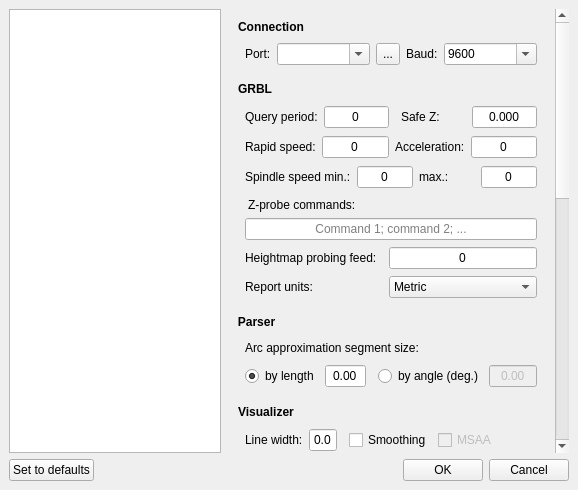
Above: src/frmsettings.ui from Denvi/Candle before the change. Below: the same form after it.
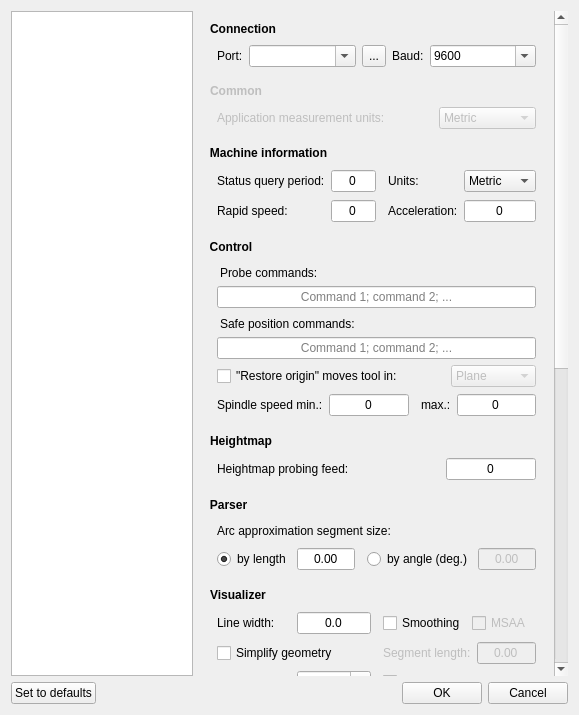
That is the form after the change. Icons and pictures are not drawn. Custom widgets are drawn as their Qt base class.

The edit to the form file:
```diff
--- a/src/frmsettings.ui
+++ b/src/frmsettings.ui
@@ -6,8 +6,8 @@
    <rect>
     <x>0</x>
     <y>0</y>
-    <width>578</width>
-    <height>490</height>
+    <width>579</width>
+    <height>715</height>
    </rect>
   </property>
   <property name="windowTitle">
@@ -32,19 +32,7 @@
   <property name="modal">
    <bool>true</bool>
   </property>
-  <layout class="QVBoxLayout" name="verticalLayout_6">
-   <property name="leftMargin">
-    <number>9</number>
-   </property>
-   <property name="topMargin">
-    <number>9</number>
-   </property>
-   <property name="rightMargin">
-    <number>9</number>
-   </property>
-   <property name="bottomMargin">
-    <number>9</number>
-   </property>
+  <layout class="QVBoxLayout" name="verticalLayout_17">
    <item>
     <layout class="QHBoxLayout" name="horizontalLayout_2">
      <item>
@@ -84,8 +72,8 @@
          <rect>
           <x>0</x>
           <y>0</y>
-          <width>347</width>
-          <height>1013</height>
+          <width>353</width>
+          <height>1193</height>
          </rect>
         </property>
         <layout class="QVBoxLayout" name="verticalLayout_4">
@@ -183,25 +171,74 @@
            </layout>
           </widget>
          </item>
+         <item>
+          <widget class="QGroupBox" name="groupBox_3">
+           <property name="enabled">
+            <bool>false</bool>
+           </property>
+           <property name="title">
+            <string>Common</string>
+           </property>
+           <layout class="QVBoxLayout" name="verticalLayout_10">
+            <item>
+             <layout class="QHBoxLayout" name="horizontalLayout_6" stretch="0,1,2">
+              <item>
+               <widget class="QLabel" name="label_34">
+                <property name="text">
+                 <string>Application measurement units:</string>
+                </property>
+               </widget>
+              </item>
+              <item>
+               <spacer name="horizontalSpacer_7">
+                <property name="orientation">
+                 <enum>Qt::Horizontal</enum>
+                </property>
+                <property name="sizeHint" stdset="0">
+                 <size>
+                  <width>6</width>
+                  <height>20</height>
+                 </size>
+                </property>
+               </spacer>
+              </item>
+              <item>
+               <widget class="QComboBox" name="cboUnitsCommon">
+                <property name="sizePolicy">
+                 <sizepolicy hsizetype="Expanding" vsizetype="Fixed">
+                  <horstretch>0</horstretch>
+                  <verstretch>0</verstretch>
+                 </sizepolicy>
+                </property>
+                <item>
+                 <property name="text">
+                  <string>Metric</string>
+                 </property>
+                </item>
+                <item>
+                 <property name="text">
+                  <string>Imperial</string>
+                 </property>
+                </item>
+               </widget>
+              </item>
+             </layout>
+            </item>
+           </layout>
+          </widget>
+         </item>
          <item>
           <widget class="GroupBox" name="grpGRBL">
            <property name="title">
-            <string>GRBL</string>
+            <string>Machine information</string>
            </property>
            <layout class="QVBoxLayout" name="verticalLayout_5">
             <item>
-             <layout class="QGridLayout" name="gridLayout_2">
+             <layout class="QGridLayout" name="gridLayout_2" columnstretch="0,1,0,0,1">
               <item row="0" column="0">
                <widget class="QLabel" name="label_11">
                 <property name="text">
-                 <string>Query period:</string>
-                </property>
-               </widget>
-              </item>
-              <item row="0" column="3">
-               <widget class="QLabel" name="label_9">
-                <property name="text">
-                 <string>Safe Z:</string>
+                 <string>Status query period:</string>
                 </property>
                </widget>
               </item>
@@ -224,22 +261,23 @@
                </widget>
               </item>
               <item row="0" column="4">
-               <widget class="QDoubleSpinBox" name="txtSafeZ">
-                <property name="alignment">
-                 <set>Qt::AlignCenter</set>
+               <widget class="QComboBox" name="cboUnits">
+                <property name="sizePolicy">
+                 <sizepolicy hsizetype="Expanding" vsizetype="Fixed">
+                  <horstretch>0</horstretch>
+                  <verstretch>0</verstretch>
+                 </sizepolicy>
                 </property>
-                <property name="buttonSymbols">
-                 <enum>QAbstractSpinBox::NoButtons</enum>
-                </property>
-                <property name="decimals">
-                 <number>3</number>
-                </property>
-                <property name="minimum">
-                 <double>-999.000000000000000</double>
-                </property>
-                <property name="maximum">
-                 <double>999.000000000000000</double>
-                </property>
+                <item>
+                 <property name="text">
+                  <string>Metric</string>
+                 </property>
+                </item>
+                <item>
+                 <property name="text">
+                  <string>Imperial</string>
+                 </property>
+                </item>
                </widget>
               </item>
               <item row="0" column="2">
@@ -258,18 +296,21 @@
                 </property>
                </spacer>
               </item>
-             </layout>
-            </item>
-            <item>
-             <layout class="QHBoxLayout" name="horizontalLayout_4" stretch="0,0,0,0">
-              <item>
+              <item row="0" column="3">
+               <widget class="QLabel" name="label_15">
+                <property name="text">
+                 <string>Units:</string>
+                </property>
+               </widget>
+              </item>
+              <item row="1" column="0">
                <widget class="QLabel" name="label_10">
                 <property name="text">
                  <string>Rapid speed:</string>
                 </property>
                </widget>
               </item>
-              <item>
+              <item row="1" column="1">
                <widget class="QSpinBox" name="txtRapidSpeed">
                 <property name="font">
                  <font>
@@ -287,14 +328,14 @@
                 </property>
                </widget>
               </item>
-              <item>
+              <item row="1" column="3">
                <widget class="QLabel" name="label_14">
                 <property name="text">
                  <string>Acceleration:</string>
                 </property>
                </widget>
               </item>
-              <item>
+              <item row="1" column="4">
                <widget class="QSpinBox" name="txtAcceleration">
                 <property name="font">
                  <font>
@@ -314,16 +355,111 @@
               </item>
              </layout>
             </item>
+           </layout>
+          </widget>
+         </item>
+         <item>
+          <widget class="GroupBox" name="groupBox_2">
+           <property name="title">
+            <string>Control</string>
+           </property>
+           <layout class="QVBoxLayout" name="verticalLayout_9">
             <item>
-             <layout class="QHBoxLayout" name="horizontalLayout_9">
-              <item>
-               <widget class="QLabel" name="label_12">
-                <property name="text">
-                 <string>Spindle speed min.:</string>
+             <widget class="QLabel" name="label_17">
+              <property name="styleSheet">
+               <string notr="true">padding-left: -4;
+padding-top: 3;</string>
+              </property>
+              <property name="text">
+               <string>Probe commands:</string>
+              </property>
+             </widget>
+            </item>
+            <item>
+             <widget class="QLineEdit" name="txtTouchCommand">
+              <property name="alignment">
+               <set>Qt::AlignCenter</set>
+              </property>
+              <property name="placeholderText">
+               <string>Command 1; command 2; ...</string>
+              </property>
+             </widget>
+            </item>
+            <item>
+             <widget class="QLabel" name="label_33">
+              <property name="styleSheet">
+               <string notr="true">padding-left: -4;
+padding-top: 3;</string>
+              </property>
+              <property name="text">
+               <string>Safe position commands:</string>
+              </property>
+             </widget>
+            </item>
+            <item>
+             <widget class="QLineEdit" name="txtSafeCommand">
+              <property name="alignment">
+               <set>Qt::AlignCenter</set>
+              </property>
+              <property name="placeholderText">
+               <string>Command 1; command 2; ...</string>
+              </property>
+             </widget>
+            </item>
+            <item>
+             <layout class="QGridLayout" name="gridLayout_4" columnstretch="0,1,2">
+              <item row="3" column="0">
+               <layout class="QHBoxLayout" name="horizontalLayout_8">
+                <item>
+                 <widget class="QCheckBox" name="chkMoveOnRestore">
+                  <property name="sizePolicy">
+                   <sizepolicy hsizetype="Maximum" vsizetype="Fixed">
+                    <horstretch>0</horstretch>
+                    <verstretch>0</verstretch>
+                   </sizepolicy>
+                  </property>
+                  <property name="text">
+                   <string>&quot;Restore origin&quot; moves tool in:</string>
+                  </property>
+                 </widget>
+                </item>
+               </layout>
+              </item>
+              <item row="3" column="2">
+               <widget class="QComboBox" name="cboRestoreMode">
+                <property name="enabled">
+                 <bool>false</bool>
                 </property>
+                <item>
+                 <property name="text">
+                  <string>Plane</string>
+                 </property>
+                </item>
+                <item>
+                 <property name="text">
+                  <string>Space</string>
+                 </property>
+                </item>
                </widget>
               </item>
-              <item>
+              <item row="3" column="1">
+               <spacer name="horizontalSpacer_16">
+                <property name="orientation">
+                 <enum>Qt::Horizontal</enum>
+                </property>
+                <property name="sizeHint" stdset="0">
+                 <size>
+                  <width>40</width>
+                  <height>20</height>
+                 </size>
+                </property>
+               </spacer>
+              </item>
+             </layout>
+            </item>
+            <item>
+             <layout class="QGridLayout" name="gridLayout_8" columnstretch="0,1,0,0,1">
+              <item row="0" column="1">
                <widget class="QSpinBox" name="txtSpindleSpeedMin">
                 <property name="font">
                  <font>
@@ -341,14 +477,21 @@
                 </property>
                </widget>
               </item>
-              <item>
+              <item row="0" column="3">
                <widget class="QLabel" name="label_13">
                 <property name="text">
                  <string>max.:</string>
                 </property>
                </widget>
               </item>
-              <item>
+              <item row="0" column="0">
+               <widget class="QLabel" name="label_12">
+                <property name="text">
+                 <string>Spindle speed min.:</string>
+                </property>
+               </widget>
+              </item>
+              <item row="0" column="4">
                <widget class="QSpinBox" name="txtSpindleSpeedMax">
                 <property name="font">
                  <font>
@@ -366,42 +509,56 @@
                 </property>
                </widget>
               </item>
+              <item row="0" column="2">
+               <spacer name="horizontalSpacer_9">
+                <property name="orientation">
+                 <enum>Qt::Horizontal</enum>
+                </property>
+                <property name="sizeType">
+                 <enum>QSizePolicy::Fixed</enum>
+                </property>
+                <property name="sizeHint" stdset="0">
+                 <size>
+                  <width>6</width>
+                  <height>20</height>
+                 </size>
+                </property>
+               </spacer>
+              </item>
              </layout>
             </item>
+           </layout>
+          </widget>
+         </item>
+         <item>
+          <widget class="GroupBox" name="groupBox_4">
+           <property name="title">
+            <string>Heightmap</string>
+           </property>
+           <layout class="QVBoxLayout" name="verticalLayout_11">
             <item>
-             <widget class="QLabel" name="label_17">
-              <property name="styleSheet">
-               <string notr="true">padding-left: -4;
-padding-top: 3;</string>
-              </property>
-              <property name="text">
-               <string>Z-probe commands:</string>
-              </property>
-             </widget>
-            </item>
-            <item>
-             <widget class="QLineEdit" name="txtTouchCommand">
-              <property name="alignment">
-               <set>Qt::AlignCenter</set>
-              </property>
-              <property name="placeholderText">
-               <string>Command 1; command 2; ...</string>
-              </property>
-             </widget>
-            </item>
-            <item>
-             <layout class="QGridLayout" name="gridLayout_4">
-              <property name="horizontalSpacing">
-               <number>12</number>
-              </property>
-              <item row="0" column="0">
-               <widget class="QLabel" name="label_18">
+             <layout class="QGridLayout" name="gridLayout_9" columnstretch="0,1,1">
+              <item row="3" column="0">
+               <widget class="QLabel" name="label_38">
                 <property name="text">
                  <string>Heightmap probing feed:</string>
                 </property>
                </widget>
               </item>
-              <item row="0" column="1">
+              <item row="3" column="1">
+               <spacer name="horizontalSpacer_8">
+                <property name="orientation">
+                 <enum>Qt::Horizontal</enum>
+                </property>
+                <property name="sizeHint" stdset="0">
+                 <size>
+                  <width>40</width>
+                  <height>20</height>
+                 </size>
+                </property>
+               </spacer>
+              </item>
+              <item row="3" column="2">
                <widget class="QSpinBox" name="txtHeightMapProbingFeed">
                 <property name="font">
                  <font>
@@ -419,33 +576,6 @@
                 </property>
                </widget>
               </item>
-              <item row="1" column="0">
-               <widget class="QLabel" name="label_15">
-                <property name="text">
-                 <string>Report units:</string>
-                </property>
-               </widget>
-              </item>
-              <item row="1" column="1">
-               <widget class="QComboBox" name="cboUnits">
-                <property name="sizePolicy">
-                 <sizepolicy hsizetype="Expanding" vsizetype="Fixed">
-                  <horstretch>0</horstretch>
-                  <verstretch>0</verstretch>
-                 </sizepolicy>
-                </property>
-                <item>
-                 <property name="text">
-                  <string>Metric</string>
-                 </property>
-                </item>
-                <item>
-                 <property name="text">
-                  <string>Imperial</string>
-                 </property>
-                </item>
-               </widget>
-              </item>
              </layout>
             </item>
            </layout>
@@ -482,8 +612,8 @@
              </layout>
             </item>
             <item>
-             <layout class="QHBoxLayout" name="horizontalLayout_8">
-              <item>
+             <layout class="QGridLayout" name="gridLayout_7">
+              <item row="0" column="0">
                <widget class="QRadioButton" name="radArcLengthMode">
                 <property name="text">
                  <string>by length</string>
@@ -493,26 +623,7 @@
                 </property>
                </widget>
               </item>
-              <item>
-               <widget class="QDoubleSpinBox" name="txtArcLength">
-                <property name="enabled">
-                 <bool>true</bool>
-                </property>
-                <property name="alignment">
-                 <set>Qt::AlignCenter</set>
-                </property>
-                <property name="buttonSymbols">
-                 <enum>QAbstractSpinBox::NoButtons</enum>
-                </property>
-                <property name="decimals">
-                 <number>2</number>
-                </property>
-                <property name="maximum">
-                 <double>99.000000000000000</double>
-                </property>
-               </widget>
-              </item>
-              <item>
+              <item row="0" column="2">
                <spacer name="horizontalSpacer_15">
                 <property name="orientation">
                  <enum>Qt::Horizontal</enum>
@@ -528,14 +639,33 @@
                 </property>
                </spacer>
               </item>
-              <item>
+              <item row="0" column="1">
+               <widget class="QDoubleSpinBox" name="txtArcLength">
+                <property name="enabled">
+                 <bool>true</bool>
+                </property>
+                <property name="alignment">
+                 <set>Qt::AlignCenter</set>
+                </property>
+                <property name="buttonSymbols">
+                 <enum>QAbstractSpinBox::NoButtons</enum>
+                </property>
+                <property name="decimals">
+                 <number>2</number>
+                </property>
+                <property name="maximum">
+                 <double>99.000000000000000</double>
+                </property>
+               </widget>
+              </item>
+              <item row="0" column="3">
                <widget class="QRadioButton" name="radArcDegreeMode">
                 <property name="text">
                  <string>by angle (deg.)</string>
                 </property>
                </widget>
               </item>
-              <item>
+              <item row="0" column="4">
                <widget class="QDoubleSpinBox" name="txtArcDegree">
                 <property name="enabled">
                  <bool>false</bool>
@@ -554,19 +684,6 @@
                 </property>
                </widget>
               </item>
-              <item>
-               <spacer name="horizontalSpacer_11">
-                <property name="orientation">
-                 <enum>Qt::Horizontal</enum>
-                </property>
-                <property name="sizeHint" stdset="0">
-                 <size>
-                  <width>0</width>
-                  <height>20</height>
-                 </size>
-                </property>
-               </spacer>
-              </item>
              </layout>
             </item>
            </layout>
@@ -579,225 +696,149 @@
            </property>
            <layout class="QVBoxLayout" name="verticalLayout_2">
             <item>
-             <layout class="QHBoxLayout" name="horizontalLayout_5">
-              <item>
-               <widget class="QLabel" name="label_5">
-                <property name="text">
-                 <string>Line width:</string>
-                </property>
-               </widget>
-              </item>
-              <item>
-               <widget class="QDoubleSpinBox" name="txtLineWidth">
-                <property name="alignment">
-                 <set>Qt::AlignCenter</set>
-                </property>
-                <property name="buttonSymbols">
-                 <enum>QAbstractSpinBox::NoButtons</enum>
-                </property>
-                <property name="decimals">
-                 <number>1</number>
-                </property>
-                <property name="maximum">
-                 <double>9.000000000000000</double>
-                </property>
-               </widget>
-              </item>
-              <item>
-               <spacer name="horizontalSpacer_7">
-                <property name="orientation">
-                 <enum>Qt::Horizontal</enum>
-                </property>
-                <property name="sizeType">
-                 <enum>QSizePolicy::Fixed</enum>
-                </property>
-                <property name="sizeHint" stdset="0">
-                 <size>
-                  <width>6</width>
-                  <height>20</height>
-                 </size>
-                </property>
-               </spacer>
-              </item>
-              <item>
-               <widget class="QCheckBox" name="chkAntialiasing">
-                <property name="text">
-                 <string>Smoothing</string>
-                </property>
-               </widget>
-              </item>
-              <item>
-               <widget class="QCheckBox" name="radMSAA">
-                <property name="enabled">
-                 <bool>false</bool>
-                </property>
-                <property name="text">
-                 <string>MSAA</string>
-                </property>
-               </widget>
-              </item>
-              <item>
-               <spacer name="horizontalSpacer_12">
-                <property name="orientation">
-                 <enum>Qt::Horizontal</enum>
-                </property>
-                <property name="sizeHint" stdset="0">
-                 <size>
-                  <width>0</width>
-                  <height>20</height>
-                 </size>
-                </property>
-               </spacer>
-              </item>
-             </layout>
-            </item>
-            <item>
-             <layout class="QHBoxLayout" name="horizontalLayout_6">
-              <item>
+             <layout class="QGridLayout" name="gridLayout_5">
+              <item row="1" column="0">
                <widget class="QCheckBox" name="chkSimplify">
                 <property name="text">
                  <string>Simplify geometry</string>
                 </property>
                </widget>
               </item>
-              <item>
-               <spacer name="horizontalSpacer_5">
-                <property name="orientation">
-                 <enum>Qt::Horizontal</enum>
-                </property>
-                <property name="sizeType">
-                 <enum>QSizePolicy::Fixed</enum>
-                </property>
-                <property name="sizeHint" stdset="0">
-                 <size>
-                  <width>6</width>
-                  <height>20</height>
-                 </size>
-                </property>
-               </spacer>
+              <item row="0" column="0">
+               <layout class="QHBoxLayout" name="horizontalLayout_4">
+                <item>
+                 <widget class="QLabel" name="label_5">
+                  <property name="text">
+                   <string>Line width:</string>
+                  </property>
+                 </widget>
+                </item>
+                <item>
+                 <widget class="QDoubleSpinBox" name="txtLineWidth">
+                  <property name="alignment">
+                   <set>Qt::AlignCenter</set>
+                  </property>
+                  <property name="buttonSymbols">
+                   <enum>QAbstractSpinBox::NoButtons</enum>
+                  </property>
+                  <property name="decimals">
+                   <number>1</number>
+                  </property>
+                  <property name="maximum">
+                   <double>9.000000000000000</double>
+                  </property>
+                 </widget>
+                </item>
+               </layout>
               </item>
-              <item>
-               <widget class="QLabel" name="label_8">
-                <property name="enabled">
-                 <bool>false</bool>
-                </property>
-                <property name="text">
-                 <string>Segment length:</string>
-                </property>
-               </widget>
+              <item row="2" column="0">
+               <layout class="QHBoxLayout" name="horizontalLayout_7">
+                <item>
+                 <widget class="QLabel" name="label_7">
+                  <property name="text">
+                   <string>FPS lock:</string>
+                  </property>
+                 </widget>
+                </item>
+                <item>
+                 <widget class="QComboBox" name="cboFps">
+                  <property name="inputMethodHints">
+                   <set>Qt::ImhDigitsOnly|Qt::ImhFormattedNumbersOnly</set>
+                  </property>
+                  <property name="editable">
+                   <bool>true</bool>
+                  </property>
+                  <item>
+                   <property name="text">
+                    <string>30</string>
+                   </property>
+                  </item>
+                  <item>
+                   <property name="text">
+                    <string>60</string>
+                   </property>
+                  </item>
+                  <item>
+                   <property name="text">
+                    <string>120</string>
+                   </property>
+                  </item>
+                 </widget>
+                </item>
+               </layout>
               </item>
-              <item>
-               <widget class="QDoubleSpinBox" name="txtSimplifyPrecision">
-                <property name="enabled">
-                 <bool>false</bool>
-                </property>
-                <property name="alignment">
-                 <set>Qt::AlignCenter</set>
-                </property>
-                <property name="buttonSymbols">
-                 <enum>QAbstractSpinBox::NoButtons</enum>
-                </property>
-                <property name="decimals">
-                 <number>2</number>
-                </property>
-                <property name="maximum">
-                 <double>99.000000000000000</double>
-                </property>
-               </widget>
-              </item>
-              <item>
-               <spacer name="horizontalSpacer_13">
-                <property name="orientation">
-                 <enum>Qt::Horizontal</enum>
-                </property>
-                <property name="sizeHint" stdset="0">
-                 <size>
-                  <width>0</width>
-                  <height>20</height>
-                 </size>
-                </property>
-               </spacer>
-              </item>
-              <item>
-               <spacer name="horizontalSpacer_9">
-                <property name="orientation">
-                 <enum>Qt::Horizontal</enum>
-                </property>
-                <property name="sizeHint" stdset="0">
-                 <size>
-                  <width>0</width>
-                  <height>20</height>
-                 </size>
-                </property>
-               </spacer>
-              </item>
-             </layout>
-            </item>
-            <item>
-             <layout class="QHBoxLayout" name="horizontalLayout_7">
-              <item>
-               <widget class="QLabel" name="label_7">
-                <property name="text">
-                 <string>FPS lock:</string>
-                </property>
-               </widget>
-              </item>
-              <item>
-               <widget class="QComboBox" name="cboFps">
-                <property name="inputMethodHints">
-                 <set>Qt::ImhDigitsOnly|Qt::ImhFormattedNumbersOnly</set>
-                </property>
-                <property name="editable">
-                 <bool>true</bool>
-                </property>
+              <item row="0" column="3">
+               <layout class="QHBoxLayout" name="horizontalLayout_5">
                 <item>
-                 <property name="text">
-                  <string>30</string>
-                 </property>
+                 <widget class="QCheckBox" name="chkAntialiasing">
+                  <property name="text">
+                   <string>Smoothing</string>
+                  </property>
+                 </widget>
                 </item>
                 <item>
-                 <property name="text">
-                  <string>60</string>
-                 </property>
+                 <widget class="QCheckBox" name="radMSAA">
+                  <property name="enabled">
+                   <bool>false</bool>
+                  </property>
+                  <property name="text">
+                   <string>MSAA</string>
+                  </property>
+                 </widget>
                 </item>
+               </layout>
+              </item>
+              <item row="1" column="3">
+               <layout class="QHBoxLayout" name="horizontalLayout_13">
                 <item>
-                 <property name="text">
-                  <string>120</string>
-                 </property>
+                 <widget class="QLabel" name="label_8">
+                  <property name="enabled">
+                   <bool>false</bool>
+                  </property>
+                  <property name="text">
+                   <string>Segment length:</string>
+                  </property>
+                 </widget>
                 </item>
-               </widget>
+                <item>
+                 <widget class="QDoubleSpinBox" name="txtSimplifyPrecision">
+                  <property name="enabled">
+                   <bool>false</bool>
+                  </property>
+                  <property name="alignment">
+                   <set>Qt::AlignCenter</set>
+                  </property>
+                  <property name="buttonSymbols">
+                   <enum>QAbstractSpinBox::NoButtons</enum>
+                  </property>
+                  <property name="decimals">
+                   <number>2</number>
+                  </property>
+                  <property name="maximum">
+                   <double>99.000000000000000</double>
+                  </property>
+                 </widget>
+                </item>
+               </layout>
               </item>
-              <item>
-               <spacer name="horizontalSpacer_8">
-                <property name="orientation">
-                 <enum>Qt::Horizontal</enum>
-                </property>
-                <property name="sizeType">
-                 <enum>QSizePolicy::Fixed</enum>
-                </property>
-                <property name="sizeHint" stdset="0">
-                 <size>
-                  <width>6</width>
-                  <height>20</height>
-                 </size>
-                </property>
-               </spacer>
-              </item>
-              <item>
+              <item row="2" column="3">
                <widget class="QCheckBox" name="chkZBuffer">
                 <property name="text">
                  <string>Z-buffer</string>
                 </property>
                </widget>
               </item>
-              <item>
-               <spacer name="horizontalSpacer_10">
+              <item row="0" column="2">
+               <spacer name="horizontalSpacer_5">
                 <property name="orientation">
                  <enum>Qt::Horizontal</enum>
                 </property>
+                <property name="sizeType">
+                 <enum>QSizePolicy::Fixed</enum>
+                </property>
                 <property name="sizeHint" stdset="0">
                  <size>
-                  <width>0</width>
+                  <width>6</width>
                   <height>20</height>
                  </size>
                 </property>
```
Left out of the diff: 112 changed lines with no effect on the pictures.
